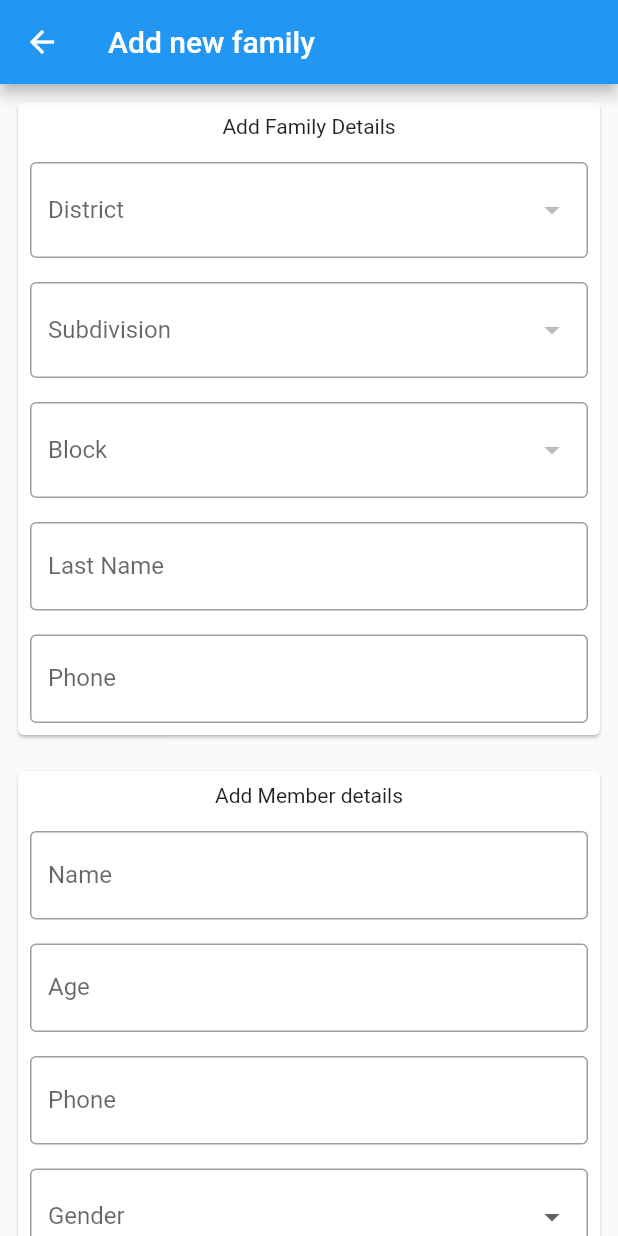
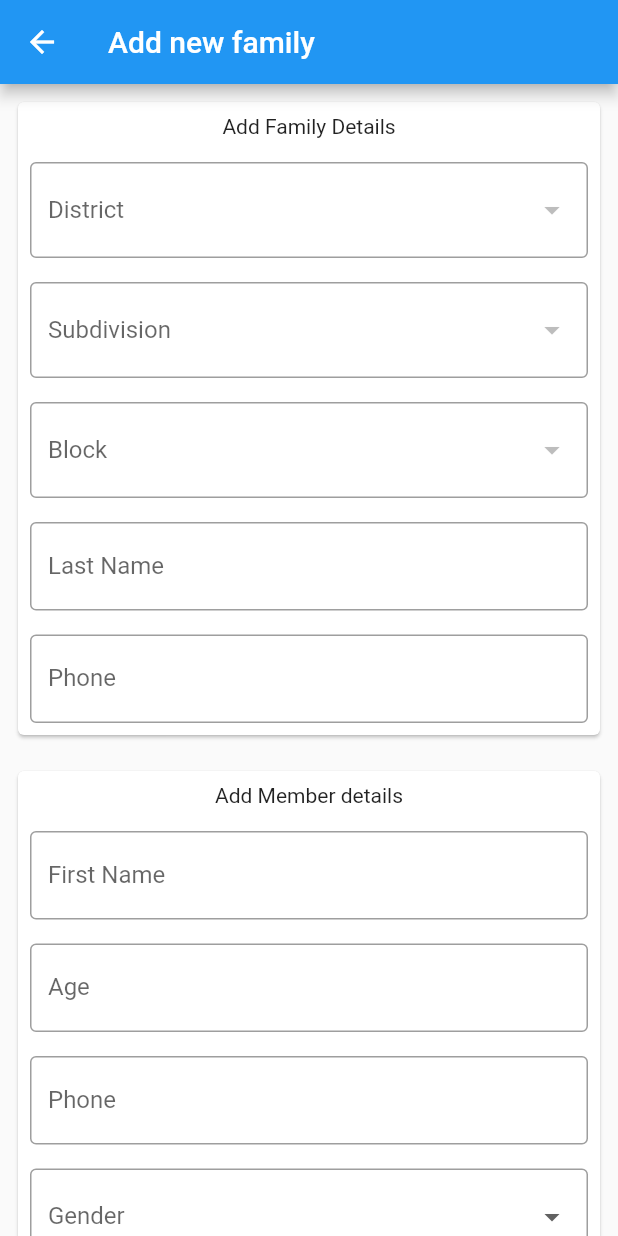
Before and after one commit to kolkata-foundation/kf-survey, a Flutter app: the FamilyAddView screen opened by its route, after a tap on "Add Member", on a phone screen of 412 x 824 dp. Run offline on Flutter 3.47's test engine with Material 2 defaults, Android fonts, the phone set to English and light mode, and no system bars; drawn by our look-alikes of reactive_forms; our stand-ins replace cloud_firestore, firebase_auth, firebase_core, stacked, stacked_core, stacked_services; missing offline and left inert: flutterfire_ui; accounts and stored records are empty.

Commit message:
Fixed startup issue and minor ui fix

```diff
--- a/lib/ui/family/family_add/family_add_v.dart
+++ b/lib/ui/family/family_add/family_add_v.dart
@@ -195,7 +195,7 @@ class AddMemberCard extends StatelessWidget {
                 formControl: form.control('name') as FormControl<String>,
                 decoration: const InputDecoration(
                   border: OutlineInputBorder(),
-                  label: Text("Name"),
+                  label: Text("First Name"),
                 ),
               ),
             ),
--- a/lib/ui/survey/survey_list/survey_list_v.dart
+++ b/lib/ui/survey/survey_list/survey_list_v.dart
@@ -17,10 +17,6 @@ class SurveyListView extends StatelessWidget {
       builder: (context, model, child) => Scaffold(
         appBar: AppBar(title: const Text("Select survey")),
         body: ListView(children: [
-          const Padding(
-            padding: EdgeInsets.all(8.0),
-            child: Text("Select a survey"),
-          ),
           ...model.surveys.entries
               .map(
                 (e) => (e.value.active)
@@ -29,6 +25,8 @@ class SurveyListView extends StatelessWidget {
                         child: ListTile(
                           title: Text(e.value.name),
                           onTap: () => model.surveySelected(e.key),
+                          tileColor: Colors.teal.shade100,
+                          trailing: Icon(Icons.arrow_right),
                         ),
                       )
                     : Container(),
--- a/lib/ui/survey/survey_v.dart
+++ b/lib/ui/survey/survey_v.dart
@@ -1,7 +1,6 @@
 import 'package:flutter/material.dart';
 import 'package:kf_survey/models/family.dart';
 import 'package:kf_survey/models/survey.dart';
-import 'package:kf_survey/models/survey_field.dart';
 import 'package:kf_survey/util/commons.dart';
 import 'package:reactive_forms/reactive_forms.dart';
 import 'package:stacked/stacked.dart';
@@ -48,6 +47,7 @@ class SurveyView extends StatelessWidget {
                                               style: const TextStyle(
                                                 fontSize: 20,
                                                 fontWeight: FontWeight.bold,
+                                                color: Colors.teal,
                                               ),
                                             ),
                                           ),
```
Also changed, not shown: lib/main.dart (+0 -13 lines), lib/ui/splash/splash_vm.dart (+14 -2 lines).
